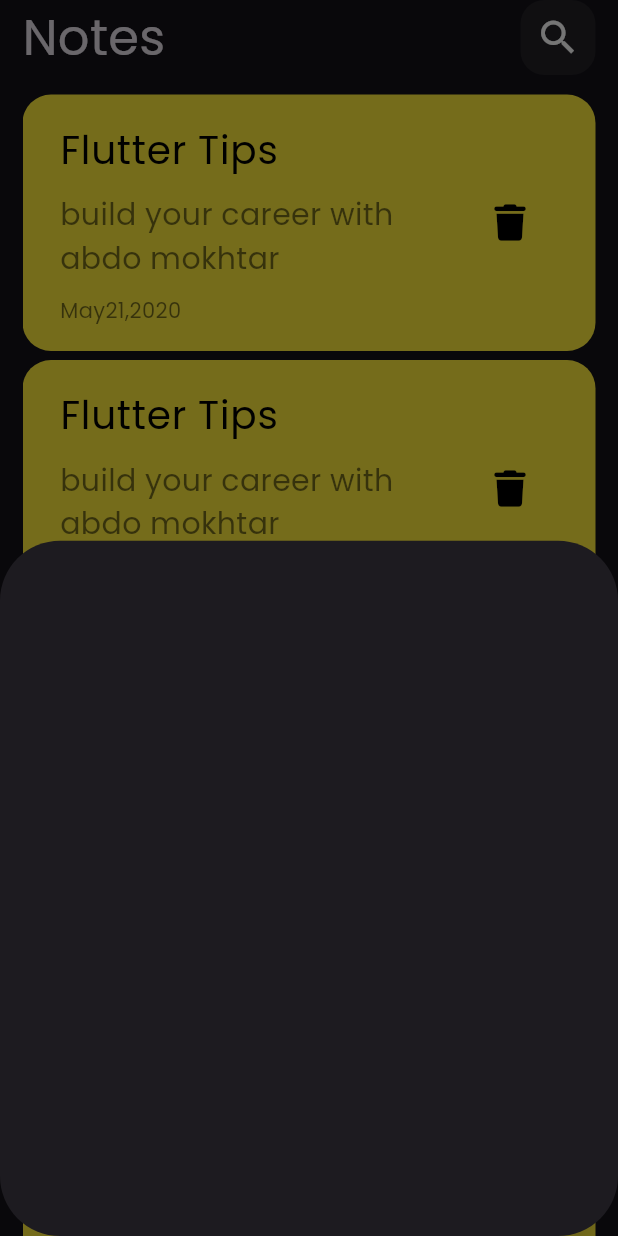
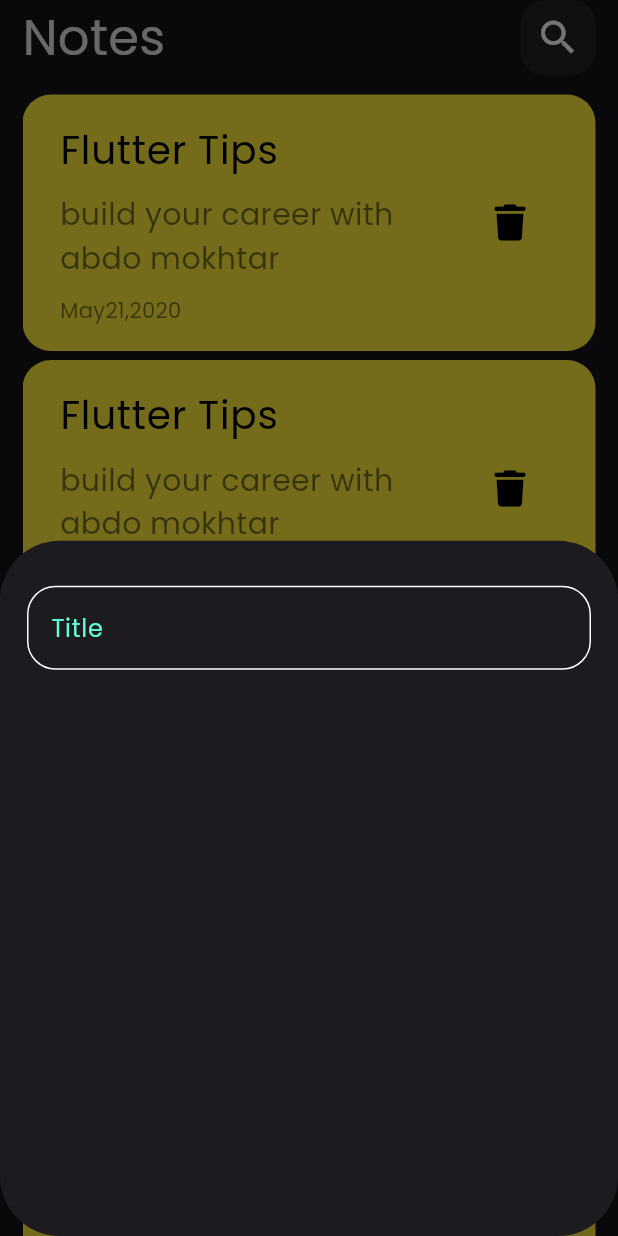
Before and after one commit to abdo-mokhtar/notes, a Flutter app: the screen it shows after launch, after a tap on the "add" icon, on a phone screen of 412 x 824 dp. Run offline on Flutter 3.47's test engine with Material 3 defaults, Android fonts, the phone set to English and light mode, and no system bars; our stand-ins replace font_awesome_flutter.

Commit message:
create text field

```diff
--- a/lib/views/notes_view.dart
+++ b/lib/views/notes_view.dart
@@ -22,7 +22,7 @@ class NotesView extends StatelessWidget {
         },
         child: const Icon(Icons.add),
       ),
-      body: const SafeArea(child: const NotesViewBody()),
+      body: const SafeArea(child: NotesViewBody()),
     );
   }
 }
--- a/lib/views/widget/add_note_bottom_sheet.dart
+++ b/lib/views/widget/add_note_bottom_sheet.dart
@@ -1,4 +1,6 @@
 import 'package:flutter/material.dart';
+
+import 'custom_text_field.dart';
 
 class AddNoteBottomSheet extends StatelessWidget {
   const AddNoteBottomSheet({
@@ -7,6 +9,16 @@ class AddNoteBottomSheet extends StatelessWidget {
 
   @override
   Widget build(BuildContext context) {
-    return Container();
+    return const Padding(
+      padding: EdgeInsets.symmetric(horizontal: 18.0),
+      child: Column(
+        children: [
+          SizedBox(
+            height: 30,
+          ),
+          CustomTextField(),
+        ],
+      ),
+    );
   }
 }
--- /dev/null
+++ b/lib/views/widget/constants.dart
@@ -0,0 +1,3 @@
+import 'package:flutter/animation.dart';
+
+const kPrimaryColor = Color(0xff62FCD7);
--- /dev/null
+++ b/lib/views/widget/custom_text_field.dart
@@ -0,0 +1,26 @@
+import 'package:flutter/material.dart';
+import 'package:notes/views/widget/constants.dart';
+
+class CustomTextField extends StatelessWidget {
+  const CustomTextField({super.key});
+
+  @override
+  Widget build(BuildContext context) {
+    return TextField(
+      cursorColor: kPrimaryColor,
+      decoration: InputDecoration(
+        hintText: 'Title',
+        hintStyle: const TextStyle(color: kPrimaryColor),
+        border: bulidBroder(),
+        enabledBorder: bulidBroder(),
+        focusedBorder: bulidBroder(kPrimaryColor),
+      ),
+    );
+  }
+}
+
+OutlineInputBorder bulidBroder([color]) {
+  return OutlineInputBorder(
+      borderRadius: BorderRadius.circular(19),
+      borderSide: BorderSide(color: color ?? Colors.white));
+}
```
